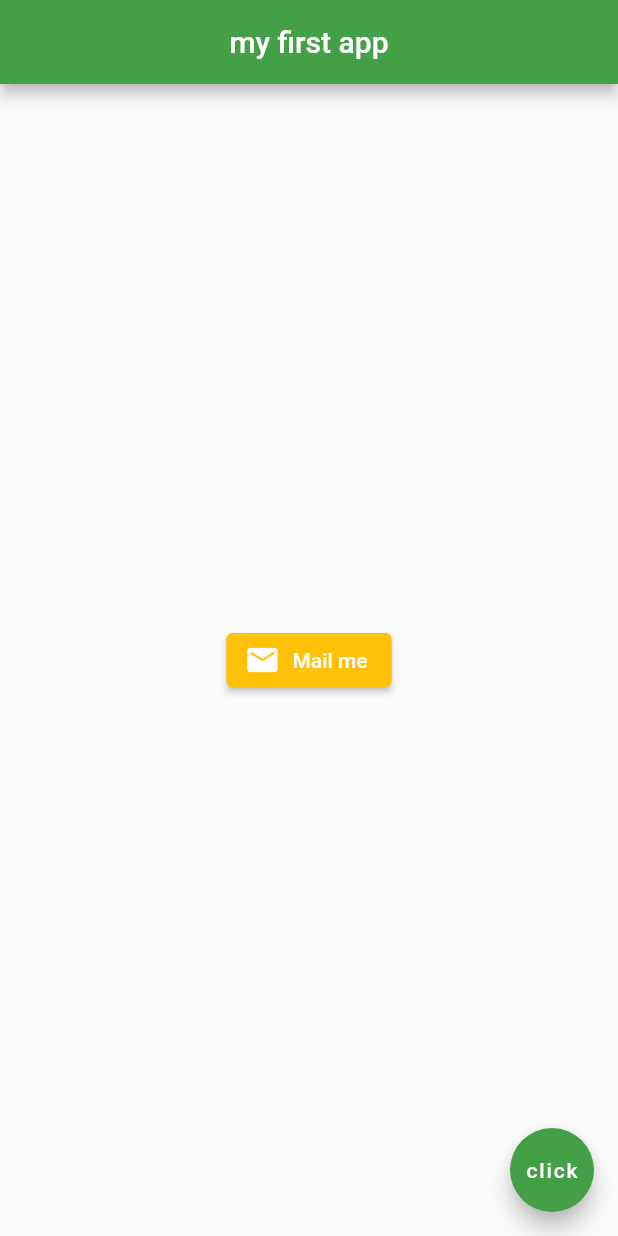
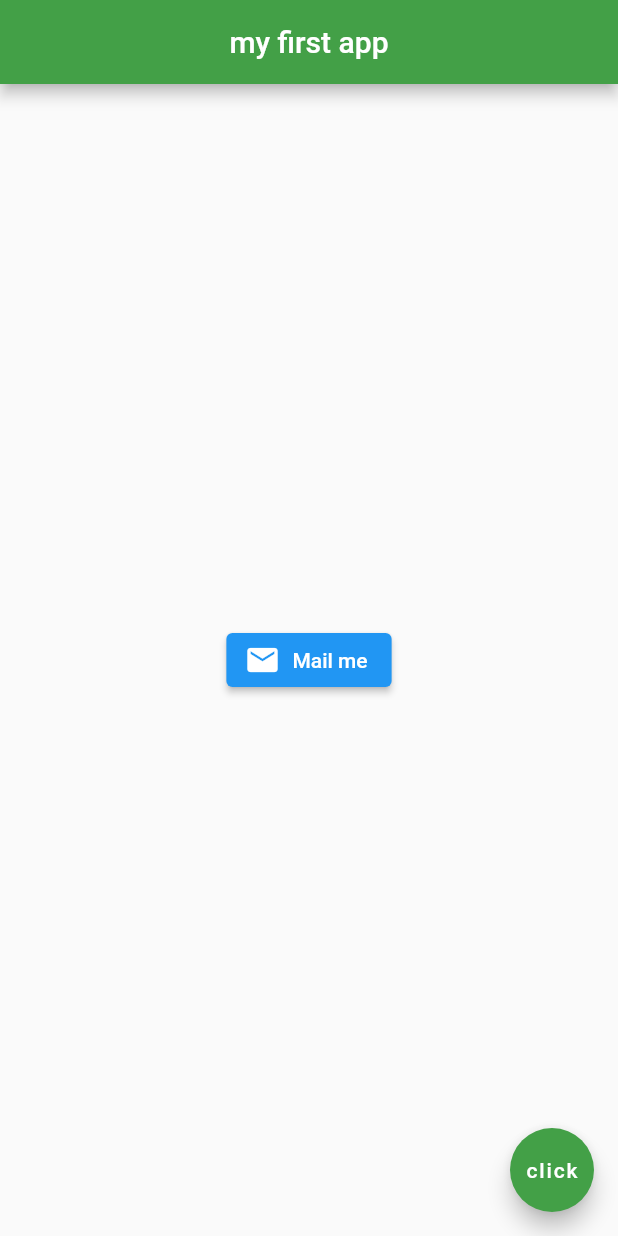
Before and after one commit to PasinduManeka/myapp, a Flutter app: the screen it shows after launch, on a phone screen of 412 x 824 dp. Run offline on Flutter 3.47's test engine with Material 2 defaults, Android fonts, the phone set to English and light mode, and no system bars.

```diff
--- a/lib/main.dart
+++ b/lib/main.dart
@@ -28,7 +28,7 @@ class Home extends StatelessWidget {
           ),
           label: Text('Mail me'),
           style: ElevatedButton.styleFrom(
-            primary: Colors.amber,
+            primary: Colors.blue,
           ),
         )
       ),
```
